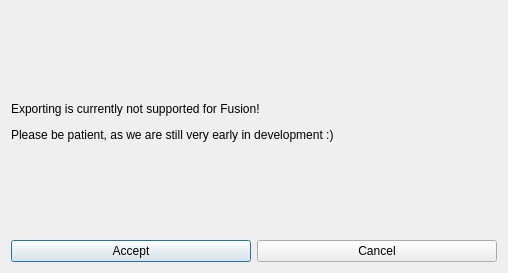
randovania/randovania, file randovania/gui/ui_files/fusion_game_export_dialog.ui: the form before one commit.
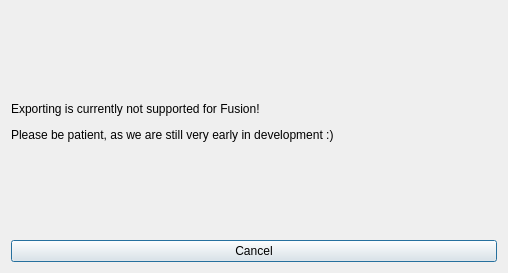
The form after the commit.

Commit message: Fusion: remove export accept button

Patch:
```diff
--- a/randovania/gui/ui_files/fusion_game_export_dialog.ui
+++ b/randovania/gui/ui_files/fusion_game_export_dialog.ui
@@ -14,13 +14,6 @@
    <string>Game Patching</string>
   </property>
   <layout class="QGridLayout" name="gridLayout">
-   <item row="2" column="0">
-    <widget class="QPushButton" name="accept_button">
-     <property name="text">
-      <string>Accept</string>
-     </property>
-    </widget>
-   </item>
    <item row="0" column="0" colspan="2">
     <widget class="QLabel" name="description_label">
      <property name="sizePolicy">
@@ -55,7 +48,7 @@
      </property>
     </widget>
    </item>
-   <item row="2" column="1">
+   <item row="2" column="0" colspan="2">
     <widget class="QPushButton" name="cancel_button">
      <property name="text">
       <string>Cancel</string>
```
